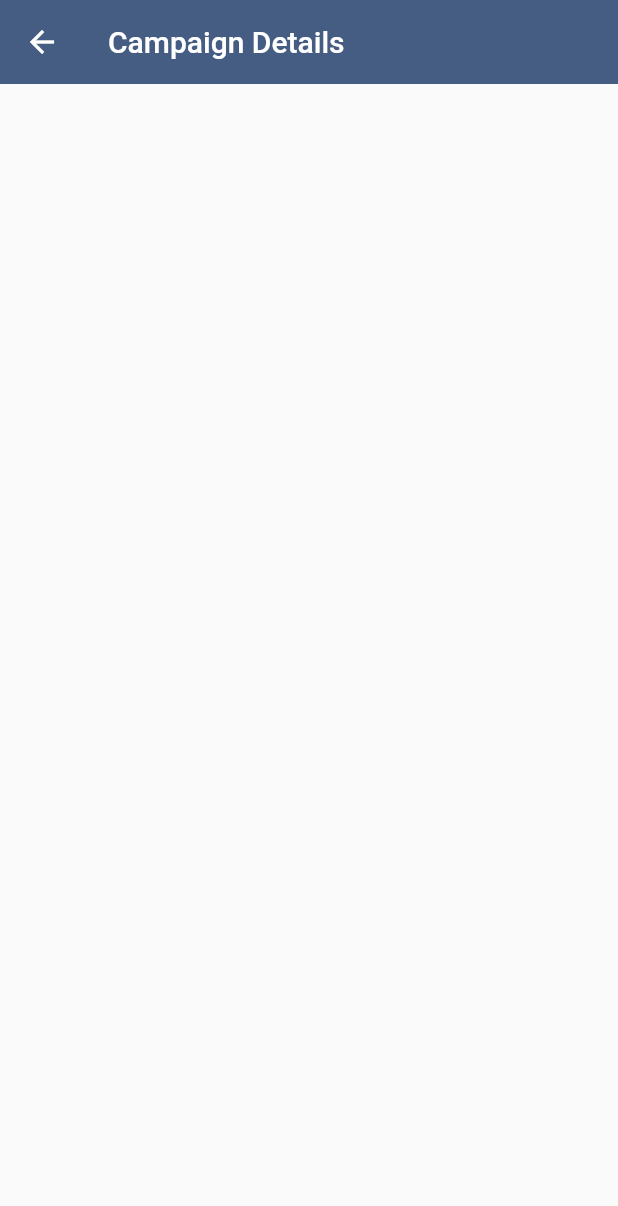
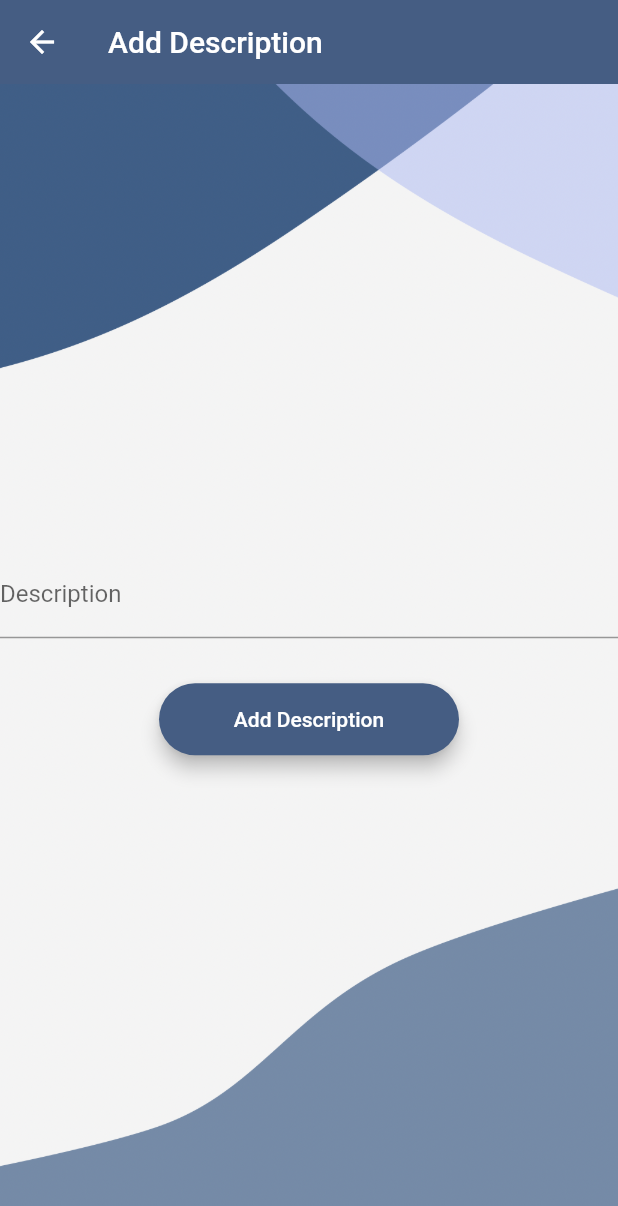
Before and after one commit to reem1alshareef/rafad, a Flutter app: the AddDescription screen opened directly, on a phone screen of 412 x 824 dp. Shown: the top 1206 px of the screen. Run offline on Flutter 3.47's test engine with Material 2 defaults, Android fonts, the phone set to English and light mode, and no system bars; our stand-ins replace cloud_firestore, email_validator, expansion_tile_card, firebase_auth, firebase_core, firebase_database and 1 more; accounts and stored records are empty.

Commit message:
add description with firebase

```diff
--- a/lib/screens/add_description.dart
+++ b/lib/screens/add_description.dart
@@ -1,5 +1,10 @@
+import 'package:cloud_firestore/cloud_firestore.dart';
 import 'package:firebase_auth/firebase_auth.dart';
 import 'package:flutter/material.dart';
+import 'package:rafad1/screens/LoginPage.dart';
+import 'package:firebase_core/firebase_core.dart';
+import '../widgets/my_button.dart';
+
 
 class AddDescription extends StatefulWidget {
   const AddDescription({super.key});
@@ -10,6 +15,7 @@ class AddDescription extends StatefulWidget {
 
 class _AddDescriptionState extends State<AddDescription> {
   final TextEditingController _descController = TextEditingController();
+  final _addDescKey = GlobalKey<FormState>();
 
 
   @override
@@ -18,26 +24,69 @@ class _AddDescriptionState extends State<AddDescription> {
     super.dispose();
   }
 
+  Future addDescription() async{
+    if (_addDescKey.currentState!.validate()) {
+      ScaffoldMessenger.of(context).showSnackBar(
+      const SnackBar(
+      content: Text('Submitting data..')),
+    );
+      await FirebaseFirestore.instance
+            .collection("campaign_description")
+            .add({
+              'description': _descController,
+              'posted_by': FirebaseAuth.instance.currentUser!.uid,
+            });
+  }
+  }
+
   @override
   Widget build(BuildContext context) {
-
-    final FirebaseAuth auth = FirebaseAuth.instance;
-    final User? user = auth.currentUser;
-    String thisOwnerId = user!.uid;
-
-    return Scaffold(
-      appBar: AppBar(
+        return Scaffold(
+        appBar: AppBar(
+          title: const Text("Add Description"),
           backgroundColor: const Color(0xFF455D83),
           elevation: 0,
-          title: const Text('Campaign Details'),
+          actions: const [
+            SizedBox(height: 30),
+          ],
         ),
         body: Container(
-
-
-
+          decoration: const BoxDecoration(
+              image: DecorationImage(
+                  image: AssetImage("assests/images/background.png"),
+                  fit: BoxFit.cover)),
+          child: Column(
+              mainAxisAlignment: MainAxisAlignment.center,
+              crossAxisAlignment: CrossAxisAlignment.stretch,
+              children: [
+                Column(
+                  children: [
+                    TextFormField(
+                          controller: _descController,
+                          cursorColor: Colors.white,
+                          textInputAction: TextInputAction.done,
+                          decoration: const InputDecoration(labelText: 'Description'),
+                          autovalidateMode: AutovalidateMode.onUserInteraction,
+                          validator: (textValue) {
+                            if (textValue == null || textValue.isEmpty) {
+                              return 'Description is required!';
+                            }
+                            return null;
+                          }
+               ),
+                    const SizedBox(
+                          height: 20,
+                        ),
+                    MyButton(
+                          color: const Color(0xFF455D83),
+                          title: 'Add Description',
+                          onPressed: addDescription,
+                        ),
+                  ]
+              ),
+             ],
+          ),
         ),
-
-
-    );
+        );
   }
-}
+  }
--- a/lib/screens/forget_pw.dart
+++ b/lib/screens/forget_pw.dart
@@ -123,7 +123,7 @@ class PageHeader extends StatelessWidget {
     return SizedBox(
       width: double.infinity,
       height: size.height * 0.3,
-      child: Image.asset('assets/images/logo.png'),
+      child: Image.asset('assests/images/logo.png'),
     );
   }
 }
--- a/pubspec.yaml
+++ b/pubspec.yaml
@@ -46,6 +46,7 @@ dependencies:
   firebase_database: ^10.0.8
   toast: ^0.3.0
   expansion_tile_card: ^2.0.0
+  flutter_local_notifications: ^13.0.0
 
   #firebase:
   #cloud_firestore: ^3.1.5
```
Also changed, not shown: pubspec.lock, 1 other file.
